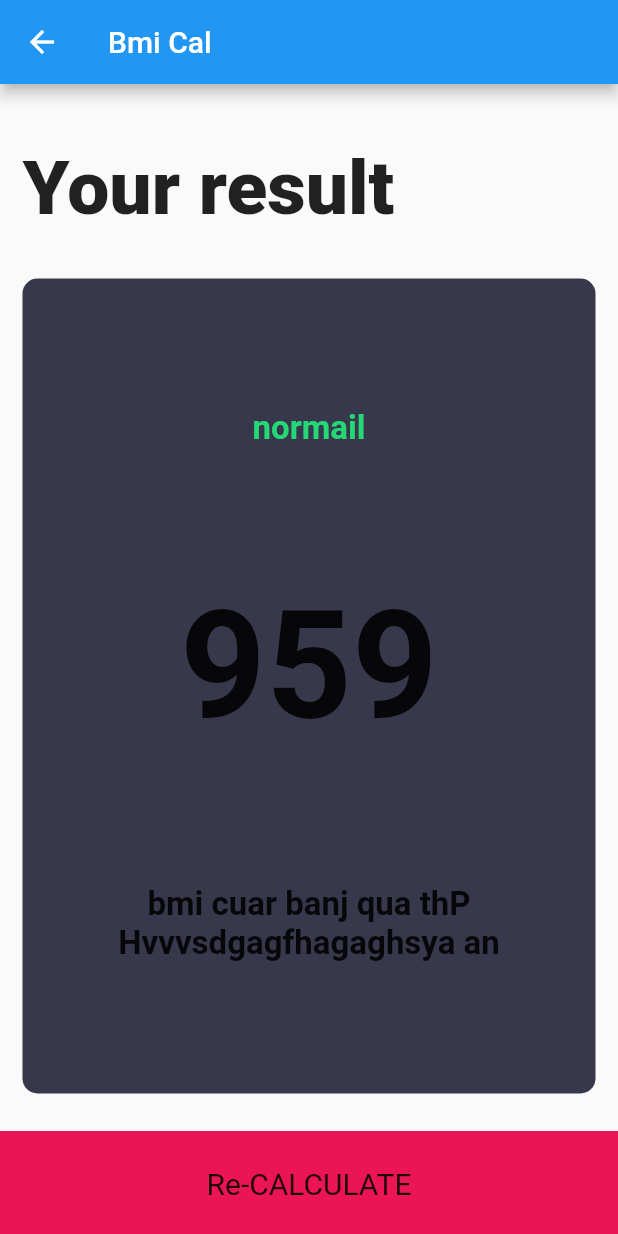
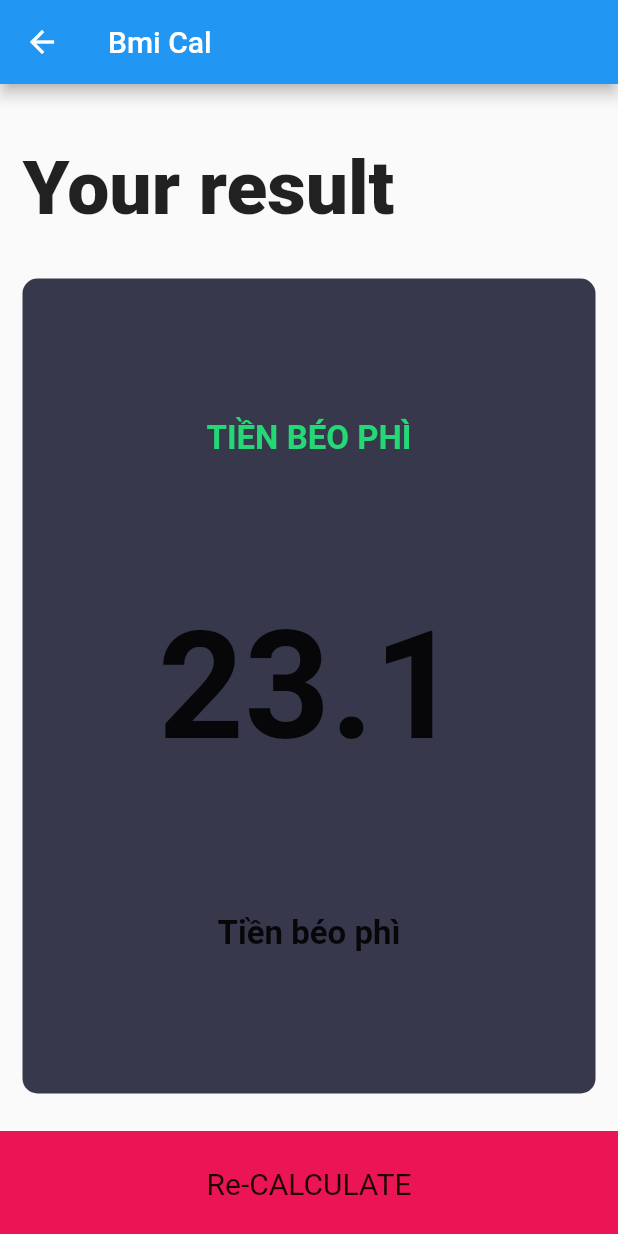
Before and after one commit to hungto228/flutter_challenge_app_1, a Flutter app: the InputPage screen opened directly, after a tap on "CACULATE", on a phone screen of 412 x 824 dp. Run offline on Flutter 3.47's test engine with Material 2 defaults, Android fonts, the phone set to English and light mode, and no system bars; our stand-ins replace audioplayers, font_awesome_flutter, rflutter_alert.

Commit message:
add cal bmi results

```diff
--- /dev/null
+++ b/lib/BMI/caculator_brain.dart
@@ -0,0 +1,38 @@
+import 'dart:math';
+
+class CaCulatorBrain {
+  final int height;
+  final int weight;
+  late double bmi;
+
+  CaCulatorBrain({required this.height, required this.weight});
+
+  String caculatorBMI() {
+    bmi = weight / pow(height / 100, 2);
+    return bmi.toStringAsFixed(1);
+  }
+
+  String getresult() {
+    if (bmi <= 18.5) {
+      return "Nhẹ cân";
+    } else if (bmi <= 24.9) {
+      return "Tiền béo phì";
+    } else if (bmi <= 29) {
+      return "Béo phì độ 1";
+    } else {
+      return "Béo phì độ 2";
+    }
+  }
+
+  String getInterpretation() {
+    if (bmi <= 18.5) {
+      return "Nhẹ cân";
+    } else if (bmi <= 24.9) {
+      return "Tiền béo phì";
+    } else if (bmi <= 29) {
+      return "Béo phì độ 1";
+    } else {
+      return "Béo phì độ 2";
+    }
+  }
+}
--- a/lib/BMI/screens/input_page.dart
+++ b/lib/BMI/screens/input_page.dart
@@ -1,13 +1,14 @@
 import 'package:flutter/cupertino.dart';
 import 'package:flutter/material.dart';
 import 'package:flutter_app/BMI/compoment/icon_content.dart';
+import 'package:flutter_app/BMI/compoment/rousable_cart.dart';
 import 'package:flutter_app/BMI/screens/result_page.dart';
-import 'package:flutter_app/BMI/compoment/rousable_cart.dart';
 import 'package:font_awesome_flutter/font_awesome_flutter.dart';
 
+import '../caculator_brain.dart';
 import '../compoment/bottom_button.dart';
+import '../compoment/roundIcon_Bottom.dart';
 import '../constants.dart';
-import '../compoment/roundIcon_Bottom.dart';
 
 enum Gender {
   male,
@@ -239,8 +240,17 @@ class _InputPageState extends State<InputPage> {
             BottomButton(
               buttonTitle: "CACULATE",
               ontap: () {
-                Navigator.push(context,
-                    MaterialPageRoute(builder: (context) => ResultsPage()));
+                CaCulatorBrain cal =
+                    CaCulatorBrain(weight: weight, height: height);
+
+                Navigator.push(
+                    context,
+                    MaterialPageRoute(
+                        builder: (context) => ResultsPage(
+                              bmiResult: cal.caculatorBMI(),
+                              resultText: cal.getresult(),
+                              interpretation: cal.getInterpretation(),
+                            )));
               },
             )
           ],
--- a/lib/BMI/screens/result_page.dart
+++ b/lib/BMI/screens/result_page.dart
@@ -5,8 +5,14 @@ import 'package:flutter_app/BMI/compoment/rousable_cart.dart';
 import '../constants.dart';
 
 class ResultsPage extends StatelessWidget {
-  int resultNumber = 0;
-  String resultText = "dddd";
+  ResultsPage(
+      {required this.bmiResult,
+      required this.resultText,
+      required this.interpretation});
+
+  final String bmiResult;
+  final String resultText;
+  final String interpretation;
 
   @override
   Widget build(BuildContext context) {
@@ -34,18 +40,20 @@ class ResultsPage extends StatelessWidget {
                     onpress: () {},
                     cardChild: Column(
                       mainAxisAlignment: MainAxisAlignment.spaceEvenly,
-                      crossAxisAlignment: CrossAxisAlignment.center,
+                      crossAxisAlignment: CrossAxisAlignment.stretch,
                       children: [
                         Text(
-                          "normail",
+                          resultText.toUpperCase(),
                           style: resultsTextSty,
+                          textAlign: TextAlign.center,
                         ),
                         Text(
-                          "959",
+                          bmiResult,
                           style: bmiTextStyte,
+                          textAlign: TextAlign.center,
                         ),
                         Text(
-                          "bmi cuar banj qua thP Hvvvsdgagfhagaghsya an",
+                          interpretation,
                           style: bodytextSty,
                           textAlign: TextAlign.center,
                         ),
```
